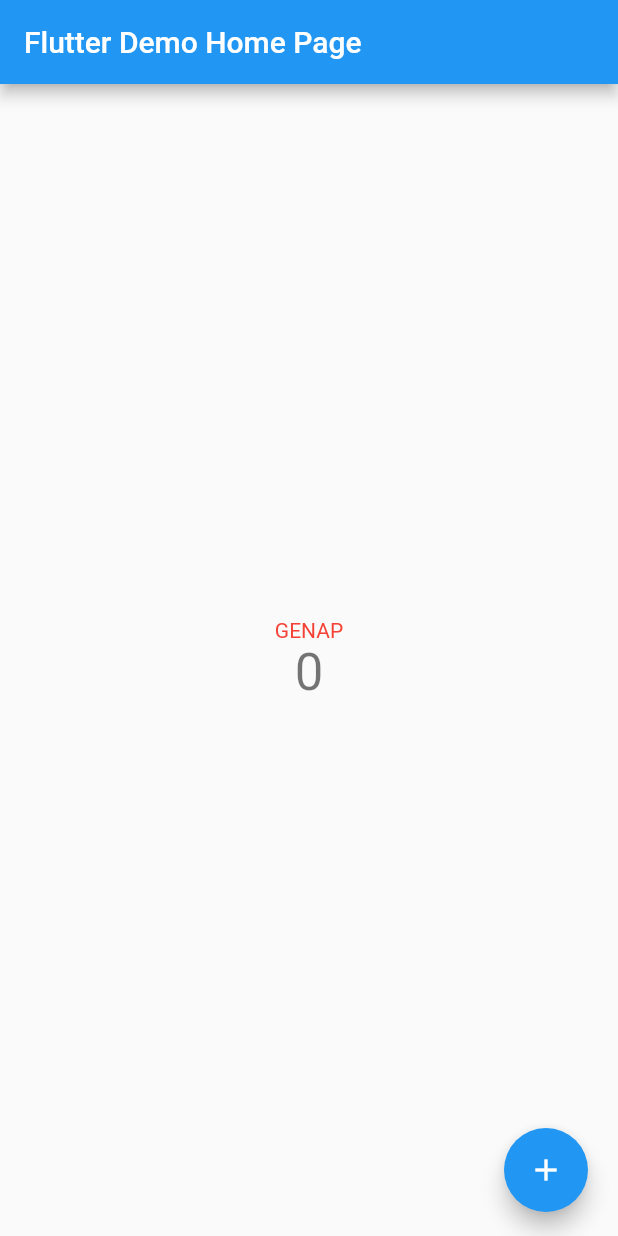
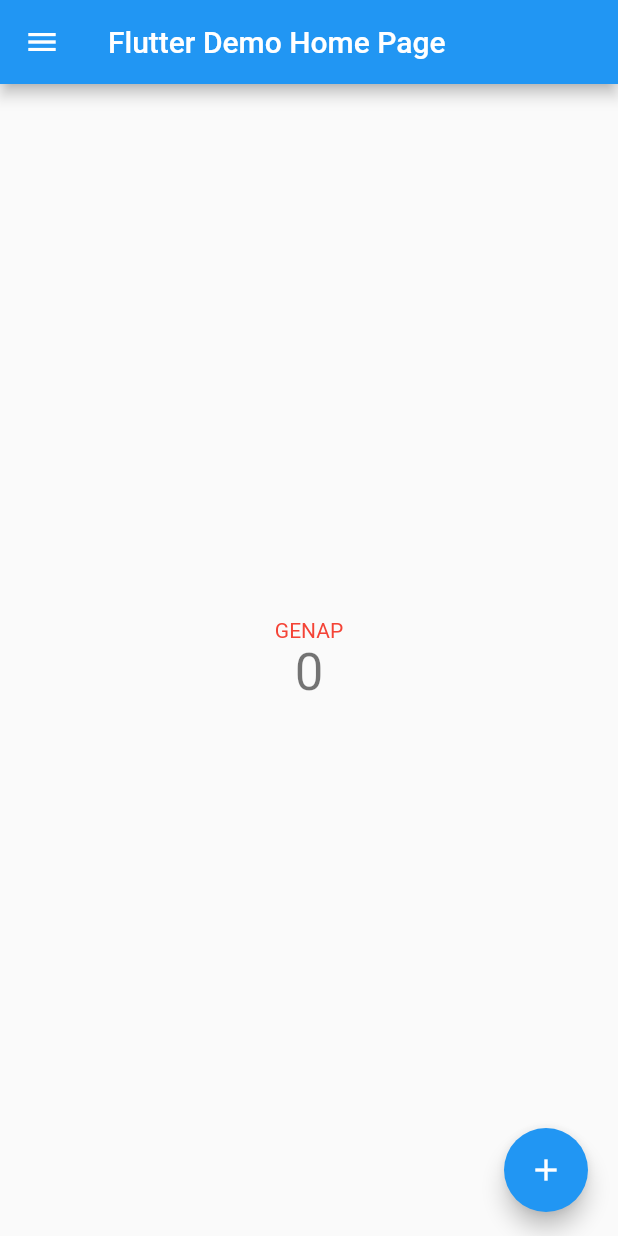
Before and after one commit to Whosmichael/pbp-flutter-lab, a Flutter app: the screen it shows after launch, on a phone screen of 412 x 824 dp. Run offline on Flutter 3.47's test engine with Material 2 defaults, Android fonts, the phone set to English and light mode, and no system bars.

Commit message:
Has finished flutter task 8

```diff
--- a/counter_7/lib/main.dart
+++ b/counter_7/lib/main.dart
@@ -1,3 +1,4 @@
+import 'package:counter_7/drawer.dart';
 import 'package:flutter/material.dart';
 
 void main() {
@@ -53,11 +54,6 @@ class _MyHomePageState extends State<MyHomePage> {
 
   void _incrementCounter() {
     setState(() {
-      // This call to setState tells the Flutter framework that something has
-      // changed in this State, which causes it to rerun the build method below
-      // so that the display can reflect the updated values. If we changed
-      // _counter without calling setState(), then the build method would not be
-      // called again, and so nothing would appear to happen.
       _counter++;
     });
   }
@@ -76,6 +72,9 @@ class _MyHomePageState extends State<MyHomePage> {
         // the App.build method, and use it to set our appbar title.
         title: Text(widget.title),
       ),
+  drawer: AppDrawer(
+    myBudgetList: [],
+  ),
       body: Center(
         // Center is a layout widget. It takes a single child and positions it
         // in the middle of the parent.
--- a/counter_7/pubspec.yaml
+++ b/counter_7/pubspec.yaml
@@ -31,6 +31,7 @@ environment:
 dependencies:
   flutter:
     sdk: flutter
+  intl: ^0.16.1
 
 
   # The following adds the Cupertino Icons font to your application.
```
Also changed, not shown: counter_7/pubspec.lock.
